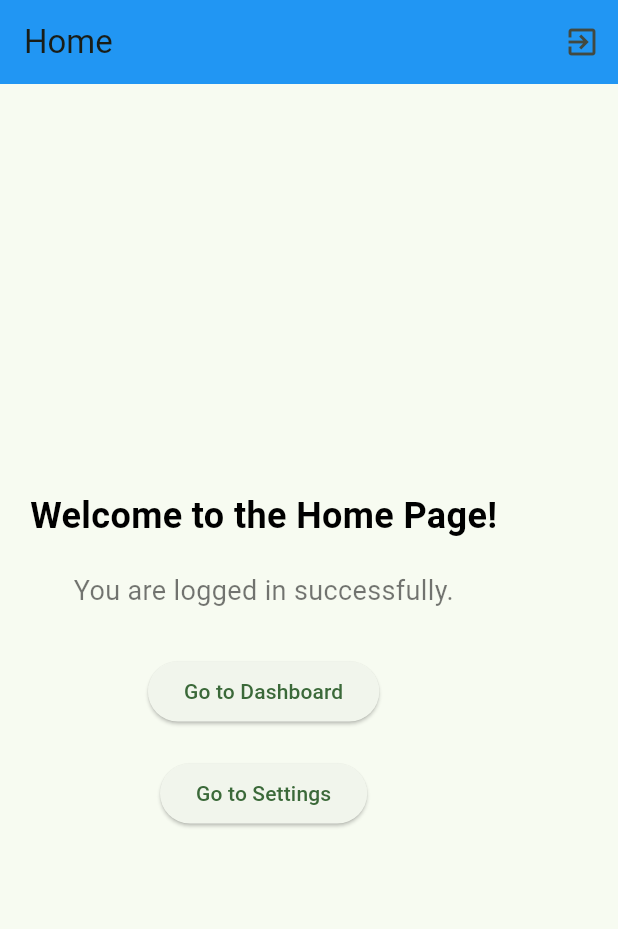
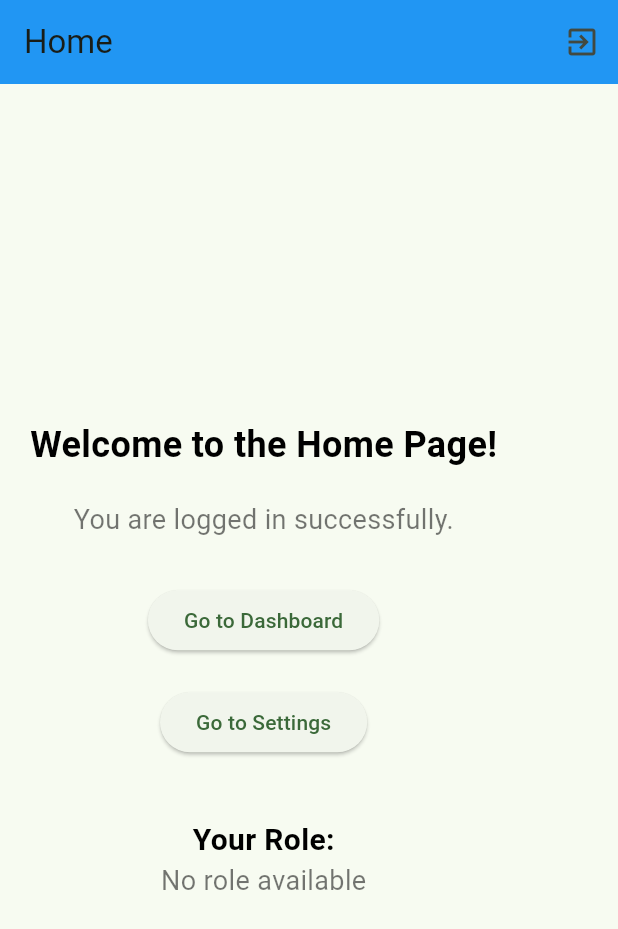
Before and after one commit to Apli-simplify/fit-tracker, a Flutter app: the HomePage screen opened directly, on a phone screen of 412 x 824 dp. Shown: the top 929 px of the screen. Run offline on Flutter 3.47's test engine with Material 3 defaults, Android fonts, the phone set to English and light mode, and no system bars; our stand-ins replace shared_preferences; accounts and stored records are empty; network calls fail.

Commit message:
Fixing fetchData service and adding OPTIONS to allowedMethods

```diff
--- a/client_flutter/lib/services/api_config.dart
+++ b/client_flutter/lib/services/api_config.dart
@@ -3,5 +3,5 @@ class ApiConfig {
   static const String loginEndpoint = "users/signin";
   static const String signupEndpointAthletes = "athlete/signup";
   static const String signupEndpointTrainers = "users/signup";
-  static const String fetchDataEndpoint = "data";
+  static const String fetchDataEndpoint = "users/user-info";
 }
--- a/client_flutter/lib/views/Home/home_page.dart
+++ b/client_flutter/lib/views/Home/home_page.dart
@@ -1,7 +1,20 @@
+import 'package:client_flutter/services/api_config.dart';
+import 'package:client_flutter/services/api_services.dart';
 import 'package:flutter/material.dart';
 
 class HomePage extends StatelessWidget {
-  const HomePage({super.key});
+  final ApiService apiService = ApiService(baseUrl: ApiConfig.baseUrl);
+  HomePage({super.key});
+
+  Future<Map<String, dynamic>> fetchData() async {
+    try {
+      final response = await apiService.fetchData();
+      return response;
+    } catch (e) {
+      print('Error fetching data: $e');
+      return {};
+    }
+  }
 
   @override
   Widget build(BuildContext context) {
@@ -53,6 +66,47 @@ class HomePage extends StatelessWidget {
               },
               child: const Text('Go to Settings'),
             ),
+            const SizedBox(height: 40),
+
+            // Use FutureBuilder to fetch user info and display role
+            FutureBuilder<Map<String, dynamic>>(
+              future: fetchData(), // Call the fetchUserInfo method
+              builder: (context, snapshot) {
+                if (snapshot.connectionState == ConnectionState.waiting) {
+                  // Show loading indicator while waiting
+                  return CircularProgressIndicator();
+                } else if (snapshot.hasError) {
+                  // Display error if fetching fails
+                  return Text('Error: ${snapshot.error}');
+                } else if (snapshot.hasData) {
+                  // Extract role from the fetched user data
+                  final data = snapshot.data ?? {};
+                  final role = data['role'] ?? 'No role available';
+
+                  return Column(
+                    children: [
+                      const Text(
+                        'Your Role:',
+                        style: TextStyle(
+                          fontSize: 20,
+                          fontWeight: FontWeight.bold,
+                          color: Colors.black,
+                        ),
+                      ),
+                      Text(
+                        role, // Display the role
+                        style: TextStyle(
+                          fontSize: 18,
+                          color: Colors.black54,
+                        ),
+                      ),
+                    ],
+                  );
+                } else {
+                  return const Text('No user data found');
+                }
+              },
+            ),
           ],
         ),
       ),
--- a/client_flutter/lib/views/SignIn/password_view.dart
+++ b/client_flutter/lib/views/SignIn/password_view.dart
@@ -32,7 +32,7 @@ class _PasswordViewState extends State<PasswordView> {
           Navigator.pushReplacement(
               context,
               MaterialPageRoute(
-                builder: (context) => const HomePage(),
+                builder: (context) => HomePage(),
               ));
         } else {
           throw Exception('Login failed');
```
Also changed, not shown: client_flutter/lib/services/api_services.dart (+11 -6 lines), 6 other files.
